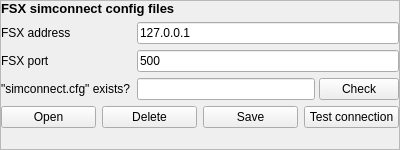
Above: src/blackgui/components/settingsfsxcomponent.ui from swift-project/pilotclient before the change. Below: the same form after it.
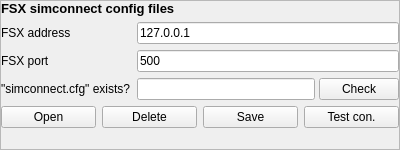
That is the form after the change.

What changed in the file:
```diff
--- a/src/blackgui/components/settingsfsxcomponent.ui
+++ b/src/blackgui/components/settingsfsxcomponent.ui
@@ -93,8 +93,14 @@
        </item>
        <item>
         <widget class="QPushButton" name="pb_SettingsFsxTestConnection">
+         <property name="sizePolicy">
+          <sizepolicy hsizetype="Preferred" vsizetype="Preferred">
+           <horstretch>0</horstretch>
+           <verstretch>0</verstretch>
+          </sizepolicy>
+         </property>
          <property name="text">
-          <string>Test connection</string>
+          <string extracomment="Test connection">Test con.</string>
          </property>
         </widget>
        </item>
```
Left out of the diff: 24 changed lines with no effect on the pictures.
